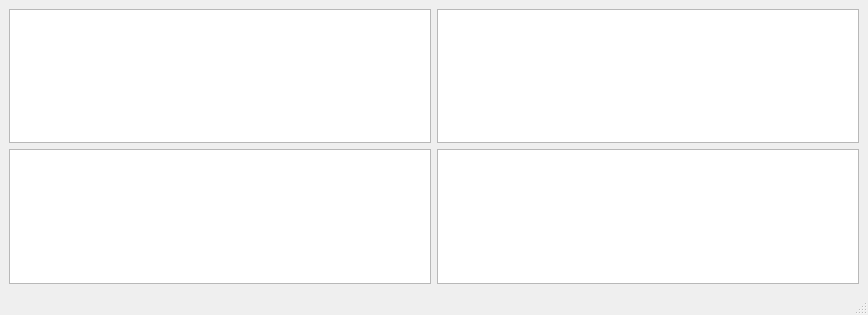
letMeThinkAboutIt/learnQt, file qss/MainWindow.ui: the form before one commit.
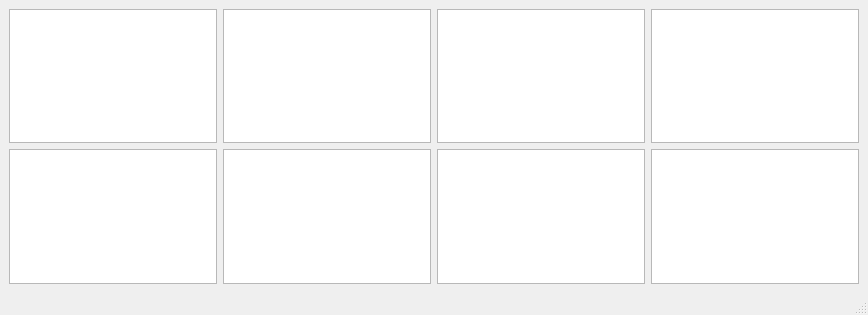
The form after the commit.

Commit message: background clip origin

Patch:
```diff
--- a/qss/MainWindow.ui
+++ b/qss/MainWindow.ui
@@ -21,12 +21,24 @@
     <item row="0" column="1">
      <widget class="QPlainTextEdit" name="plainTextEdit_2"/>
     </item>
+    <item row="0" column="2">
+     <widget class="QPlainTextEdit" name="plainTextEdit_6"/>
+    </item>
+    <item row="0" column="3">
+     <widget class="QPlainTextEdit" name="plainTextEdit_5"/>
+    </item>
     <item row="1" column="0">
      <widget class="QPlainTextEdit" name="plainTextEdit_3"/>
     </item>
     <item row="1" column="1">
      <widget class="QPlainTextEdit" name="plainTextEdit_4"/>
     </item>
+    <item row="1" column="2">
+     <widget class="QPlainTextEdit" name="plainTextEdit_7"/>
+    </item>
+    <item row="1" column="3">
+     <widget class="QPlainTextEdit" name="plainTextEdit_8"/>
+    </item>
    </layout>
   </widget>
   <widget class="QMenuBar" name="menubar">
```
The commit also changes 1 other file.
